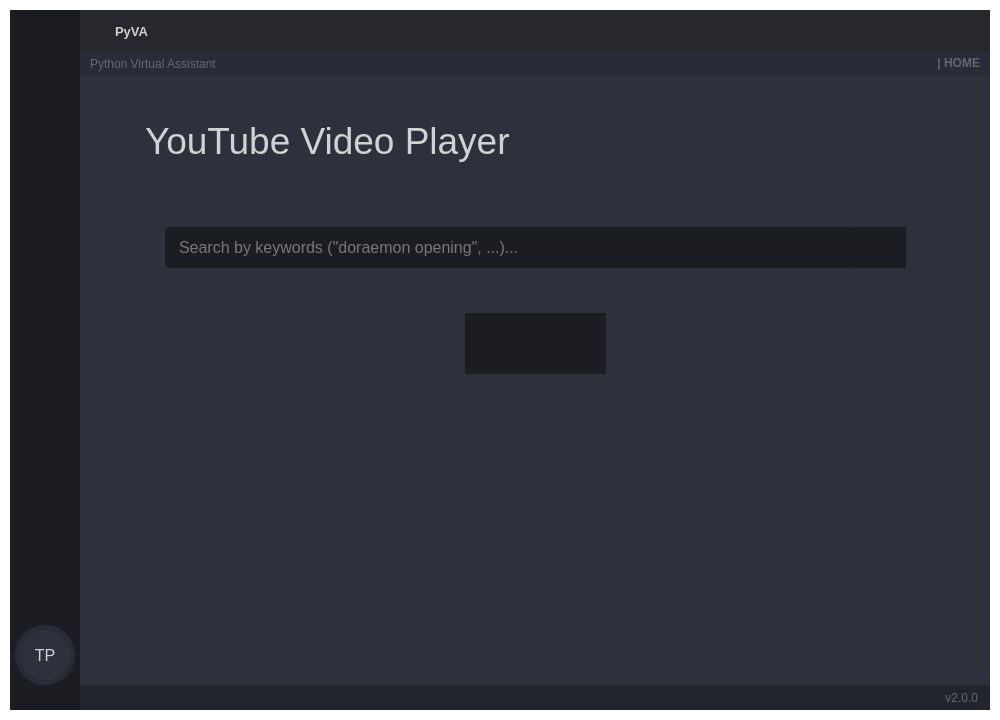
Old version of the form GUI_BASE.ui in the repository greenfrog2001/Miru.
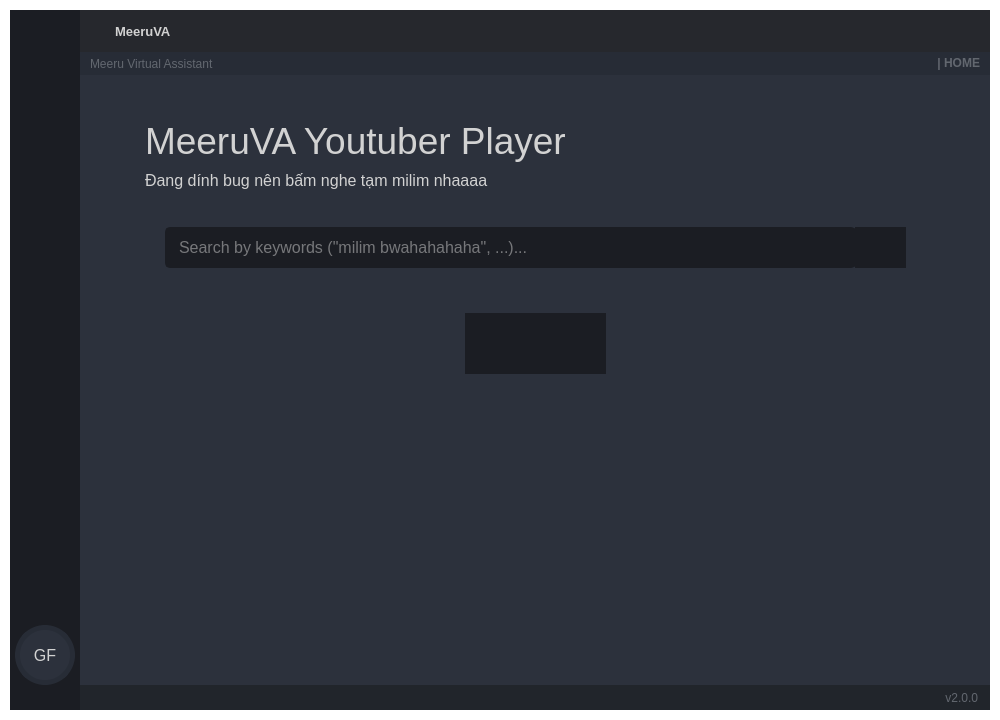
New version of the form. The open tabs and pages were chosen to show the change. Icons and pictures are not drawn.

```diff
--- a/GUI_BASE.ui
+++ b/GUI_BASE.ui
@@ -1041,7 +1041,7 @@
 </string>
                      </property>
                      <property name="text">
-                      <string>PyVA</string>
+                      <string>MeeruVA</string>
                      </property>
                     </widget>
                    </item>
@@ -1234,7 +1234,7 @@
                    <string notr="true">color: rgb(98, 103, 111); </string>
                   </property>
                   <property name="text">
-                   <string>Python Virtual Assistant</string>
+                   <string>Meeru Virtual Assistant</string>
                   </property>
                  </widget>
                 </item>
@@ -1453,7 +1453,7 @@
 }</string>
                   </property>
                   <property name="text">
-                   <string>TP</string>
+                   <string>GF</string>
                   </property>
                   <property name="alignment">
                    <set>Qt::AlignCenter</set>
@@ -1739,7 +1739,7 @@
 }</string>
                     </property>
                     <property name="placeholderText">
-                     <string>Search by keywords (&quot;doraemon opening&quot;, ...)...</string>
+                     <string>Search by keywords (&quot;milim bwahahahaha&quot;, ...)...</string>
                     </property>
                    </widget>
                    <widget class="QLabel" name="youtube_label">
@@ -1764,7 +1764,7 @@
                      <string notr="true">font: 28pt &quot;MS Shell Dlg 2&quot;;</string>
                     </property>
                     <property name="text">
-                     <string>YouTube Video Player</string>
+                     <string>MeeruVA Youtuber Player</string>
                     </property>
                    </widget>
                    <widget class="QPushButton" name="youtube_search_btn">
@@ -1878,6 +1878,31 @@
                      <string/>
                     </property>
                    </widget>
+                   <widget class="QLabel" name="youtube_label_2">
+                    <property name="geometry">
+                     <rect>
+                      <x>60</x>
+                      <y>50</y>
+                      <width>451</width>
+                      <height>101</height>
+                     </rect>
+                    </property>
+                    <property name="font">
+                     <font>
+                      <family>MS Shell Dlg 2</family>
+                      <pointsize>12</pointsize>
+                      <weight>50</weight>
+                      <italic>false</italic>
+                      <bold>false</bold>
+                     </font>
+                    </property>
+                    <property name="styleSheet">
+                     <string notr="true">font: 12pt &quot;MS Shell Dlg 2&quot;;</string>
+                    </property>
+                    <property name="text">
+                     <string>Đang dính bug nên bấm nghe tạm milim nhaaaa</string>
+                    </property>
+                   </widget>
                   </widget>
                   <widget class="QWidget" name="page_translate">
                    <widget class="QLabel" name="translate_label">
```
Left out of the diff: 31 changed lines with no effect on the pictures.
